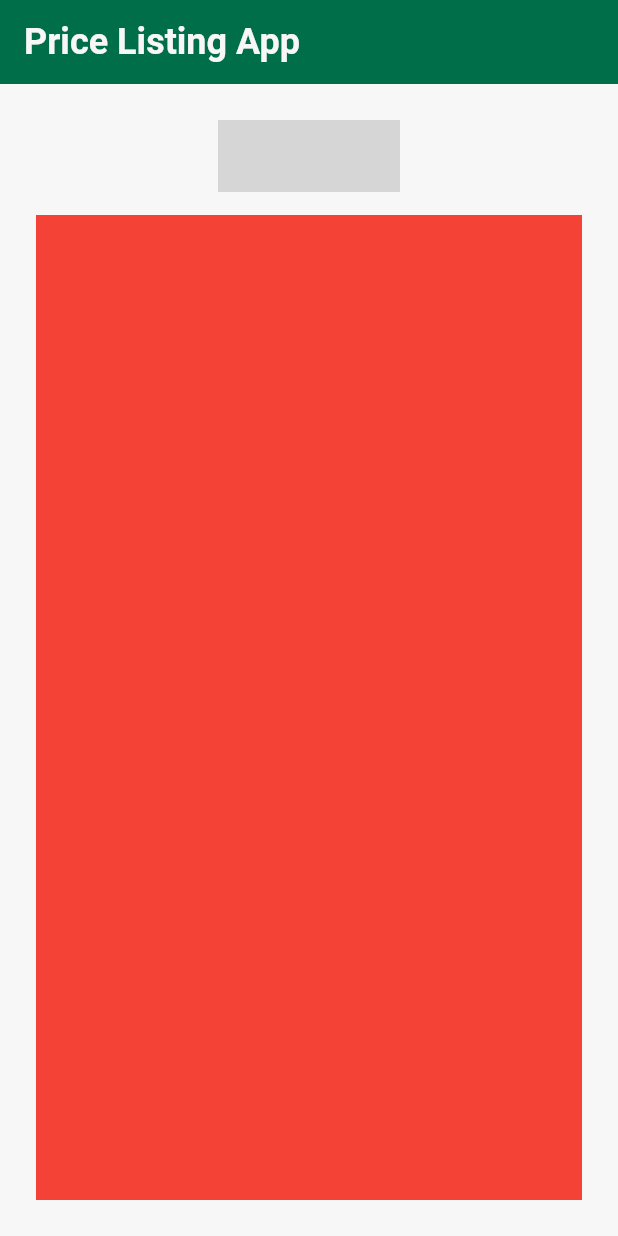
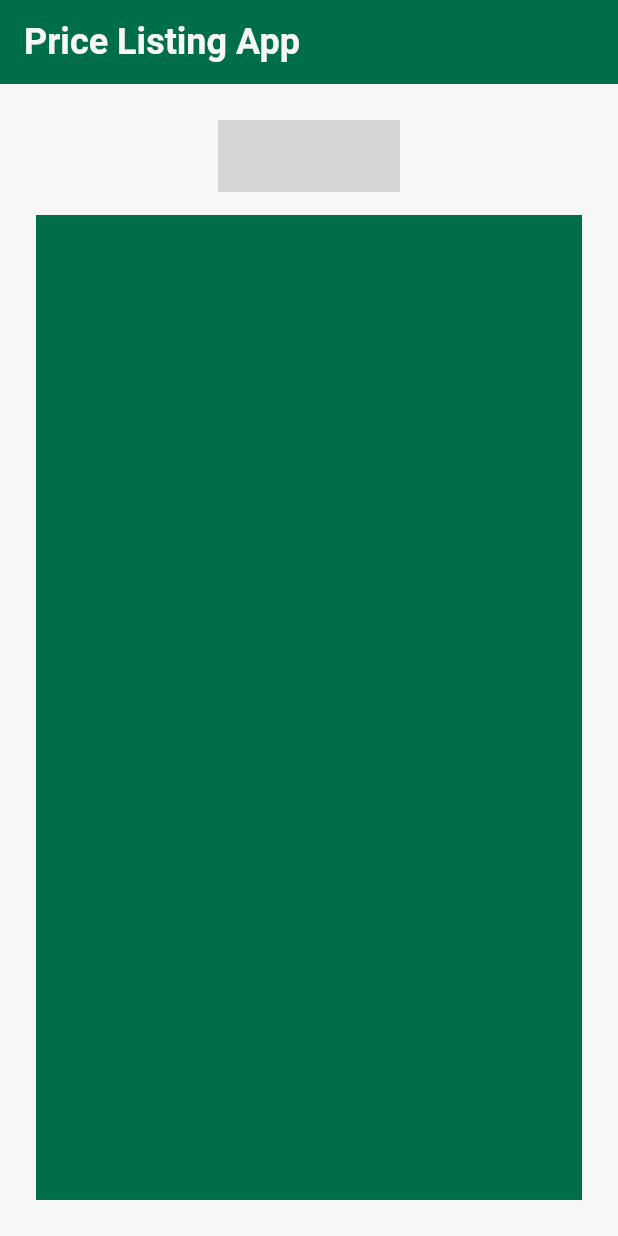
Before and after one commit to adhiarivianto/Price_List_Project, a Flutter app: the screen it shows after launch, on a phone screen of 412 x 824 dp. Run offline on Flutter 3.47's test engine with Material 3 defaults, Android fonts, the phone set to English and light mode, and no system bars; missing offline and left inert: animated_segmented_tab_control; grey boxes are pictures that could not be loaded.

Commit message:
Base Card

```diff
--- /dev/null
+++ b/lib/components/base_card.dart
@@ -0,0 +1,21 @@
+import 'package:flutter/material.dart';
+import 'package:price_list/constants/constants.dart';
+
+class BaseCard extends StatelessWidget {
+  final Widget cardContent;
+
+  const BaseCard({super.key, required this.cardContent});
+
+  @override
+  Widget build(BuildContext context) {
+    return Expanded(
+      child: Container(
+        decoration: BoxDecoration(
+          color: Color(ColorConstants.funGreen),
+          borderRadius: BorderRadius.circular(0), // round all corners
+        ),
+        child: cardContent,
+      ),
+    );
+  }
+}
--- /dev/null
+++ b/lib/constants/constants.dart
@@ -0,0 +1 @@
+export 'colors.dart';
--- a/lib/main.dart
+++ b/lib/main.dart
@@ -1,5 +1,5 @@
 import 'package:flutter/material.dart';
-import 'package:price_list/constants/colors.dart';
+import 'package:price_list/constants/constants.dart';
 import 'package:price_list/ui/home_page_view.dart';
 
 void main() {
--- a/lib/ui/home_page_view.dart
+++ b/lib/ui/home_page_view.dart
@@ -1,6 +1,6 @@
 import 'package:animated_segmented_tab_control/animated_segmented_tab_control.dart';
 import 'package:flutter/material.dart';
-import 'package:price_list/constants/colors.dart';
+import 'package:price_list/constants/constants.dart';
 import 'package:price_list/ui/monthly_report_view.dart';
 import 'package:price_list/ui/stock_item_page_view.dart';
 
--- a/lib/ui/monthly_report_view.dart
+++ b/lib/ui/monthly_report_view.dart
@@ -1,4 +1,5 @@
 import 'package:flutter/material.dart';
+import 'package:price_list/components/base_card.dart';
 
 class MonthlyReportView extends StatefulWidget {
   const MonthlyReportView({super.key});
@@ -10,6 +11,6 @@ class MonthlyReportView extends StatefulWidget {
 class _MonthlyReportViewState extends State<MonthlyReportView> {
   @override
   Widget build(BuildContext context) {
-    return Expanded(child: Container(color: Colors.blue));
+    return BaseCard(cardContent: Container());
   }
 }
--- a/lib/ui/stock_item_page_view.dart
+++ b/lib/ui/stock_item_page_view.dart
@@ -1,4 +1,5 @@
 import 'package:flutter/material.dart';
+import 'package:price_list/components/base_card.dart';
 
 class StockItemPageView extends StatefulWidget {
   const StockItemPageView({super.key});
@@ -10,6 +11,6 @@ class StockItemPageView extends StatefulWidget {
 class _StockItemPageViewState extends State<StockItemPageView> {
   @override
   Widget build(BuildContext context) {
-    return Expanded(child: Container(color: Colors.red));
+    return BaseCard(cardContent: Container());
   }
 }
```
